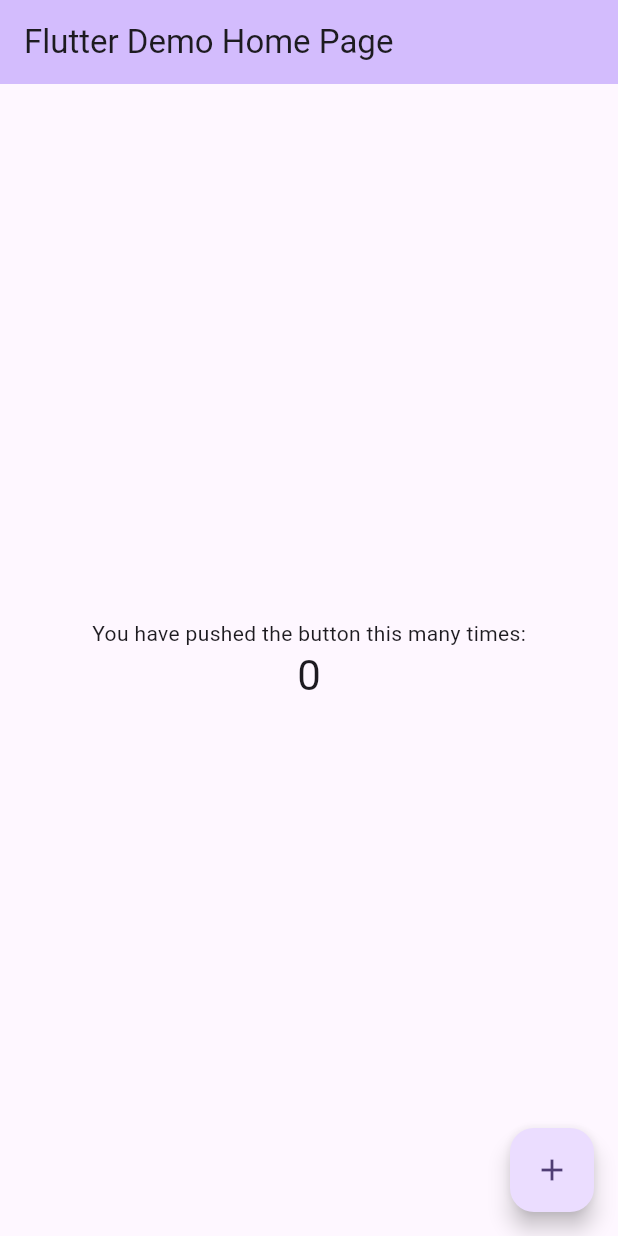
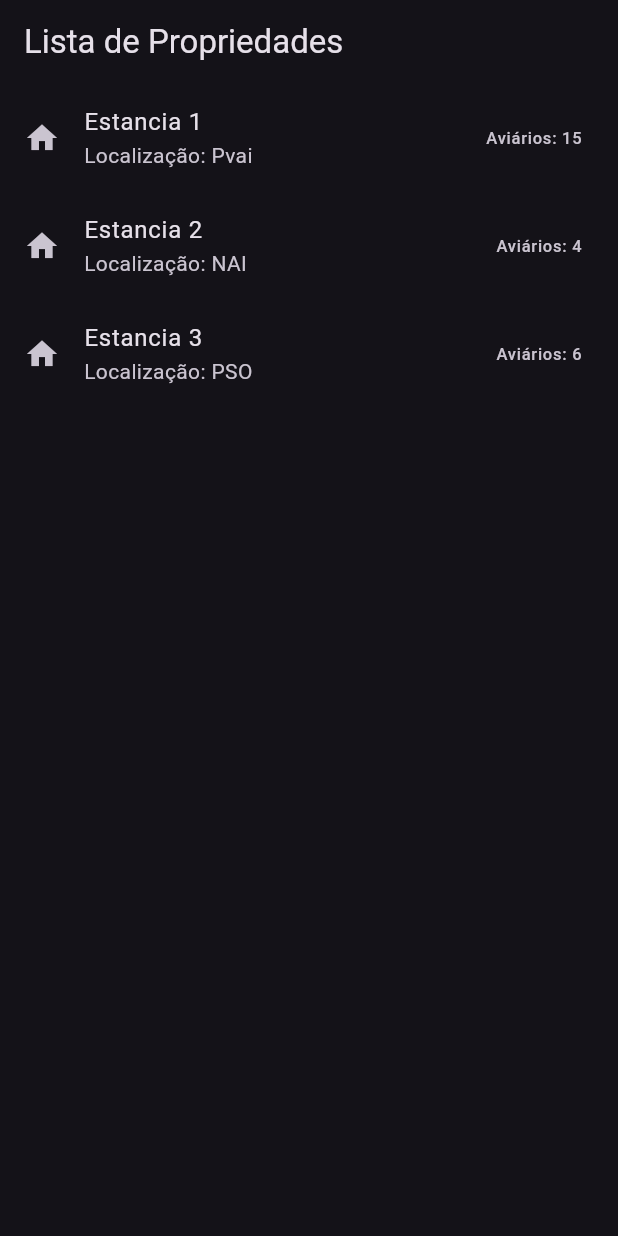
Before and after one commit to EduardoCavazin/projeto-aviario, a Flutter app: the screen it shows after launch, on a phone screen of 412 x 824 dp. Run offline on Flutter 3.47's test engine with Material 3 defaults, Android fonts, the phone set to English and light mode, and no system bars; our stand-ins replace sqflite; accounts and stored records are empty.

Commit message:
Aula 26-09

```diff
--- /dev/null
+++ b/lib/app/aplication/my_app.dart
@@ -0,0 +1,20 @@
+import 'package:flutter/material.dart';
+import 'package:projeto_avirario/widget/cadastro_propriedade.dart';
+import 'package:projeto_avirario/widget/lista_propriedade.dart';
+import 'package:projeto_avirario/widget/routes.dart';
+
+class MyApp extends StatelessWidget {
+  const MyApp({Key? key}) : super(key: key);
+
+  @override
+  Widget build(BuildContext context) {
+    return MaterialApp(
+        title: 'Projeto Aviário',
+        debugShowCheckedModeBanner: false,
+        theme: ThemeData.dark(),
+        routes: {
+          Routes.home:  (context) => ListaPropriedade(),
+          Routes.registerPropety: (context) => CadastroPropriedade(),
+        });
+  }
+}
--- a/lib/main.dart
+++ b/lib/main.dart
@@ -1,125 +1,6 @@
 import 'package:flutter/material.dart';
+import 'package:projeto_avirario/app/aplication/my_app.dart';
 
-void main() {
+void main(){
   runApp(const MyApp());
 }
-
-class MyApp extends StatelessWidget {
-  const MyApp({super.key});
-
-  // This widget is the root of your application.
-  @override
-  Widget build(BuildContext context) {
-    return MaterialApp(
-      title: 'Flutter Demo',
-      theme: ThemeData(
-        // This is the theme of your application.
-        //
-        // TRY THIS: Try running your application with "flutter run". You'll see
-        // the application has a purple toolbar. Then, without quitting the app,
-        // try changing the seedColor in the colorScheme below to Colors.green
-        // and then invoke "hot reload" (save your changes or press the "hot
-        // reload" button in a Flutter-supported IDE, or press "r" if you used
-        // the command line to start the app).
-        //
-        // Notice that the counter didn't reset back to zero; the application
-        // state is not lost during the reload. To reset the state, use hot
-        // restart instead.
-        //
-        // This works for code too, not just values: Most code changes can be
-        // tested with just a hot reload.
-        colorScheme: ColorScheme.fromSeed(seedColor: Colors.deepPurple),
-        useMaterial3: true,
-      ),
-      home: const MyHomePage(title: 'Flutter Demo Home Page'),
-    );
-  }
-}
-
-class MyHomePage extends StatefulWidget {
-  const MyHomePage({super.key, required this.title});
-
-  // This widget is the home page of your application. It is stateful, meaning
-  // that it has a State object (defined below) that contains fields that affect
-  // how it looks.
-
-  // This class is the configuration for the state. It holds the values (in this
-  // case the title) provided by the parent (in this case the App widget) and
-  // used by the build method of the State. Fields in a Widget subclass are
-  // always marked "final".
-
-  final String title;
-
-  @override
-  State<MyHomePage> createState() => _MyHomePageState();
-}
-
-class _MyHomePageState extends State<MyHomePage> {
-  int _counter = 0;
-
-  void _incrementCounter() {
-    setState(() {
-      // This call to setState tells the Flutter framework that something has
-      // changed in this State, which causes it to rerun the build method below
-      // so that the display can reflect the updated values. If we changed
-      // _counter without calling setState(), then the build method would not be
-      // called again, and so nothing would appear to happen.
-      _counter++;
-    });
-  }
-
-  @override
-  Widget build(BuildContext context) {
-    // This method is rerun every time setState is called, for instance as done
-    // by the _incrementCounter method above.
-    //
-    // The Flutter framework has been optimized to make rerunning build methods
-    // fast, so that you can just rebuild anything that needs updating rather
-    // than having to individually change instances of widgets.
-    return Scaffold(
-      appBar: AppBar(
-        // TRY THIS: Try changing the color here to a specific color (to
-        // Colors.amber, perhaps?) and trigger a hot reload to see the AppBar
-        // change color while the other colors stay the same.
-        backgroundColor: Theme.of(context).colorScheme.inversePrimary,
-        // Here we take the value from the MyHomePage object that was created by
-        // the App.build method, and use it to set our appbar title.
-        title: Text(widget.title),
-      ),
-      body: Center(
-        // Center is a layout widget. It takes a single child and positions it
-        // in the middle of the parent.
-        child: Column(
-          // Column is also a layout widget. It takes a list of children and
-          // arranges them vertically. By default, it sizes itself to fit its
-          // children horizontally, and tries to be as tall as its parent.
-          //
-          // Column has various properties to control how it sizes itself and
-          // how it positions its children. Here we use mainAxisAlignment to
-          // center the children vertically; the main axis here is the vertical
-          // axis because Columns are vertical (the cross axis would be
-          // horizontal).
-          //
-          // TRY THIS: Invoke "debug painting" (choose the "Toggle Debug Paint"
-          // action in the IDE, or press "p" in the console), to see the
-          // wireframe for each widget.
-          mainAxisAlignment: MainAxisAlignment.center,
-          children: <Widget>[
-            const Text(
-              'You have pushed the button this many times:',
-            ),
-            Text(
-              '$_counter',
-              style: Theme.of(context).textTheme.headlineMedium,
-            ),
-          ],
-        ),
-      ),
-      floatingActionButton: FloatingActionButton(
-        onPressed: _incrementCounter,
-        tooltip: 'Increment',
-        child: const Icon(Icons.add),
-      ), // This trailing comma makes auto-formatting nicer for build methods.
-    );
-  }
-}
--- /dev/null
+++ b/lib/widget/lista_propriedade.dart
@@ -0,0 +1,56 @@
+import 'package:flutter/material.dart';
+import 'package:projeto_avirario/app/domain/dto/dto_propriedade.dart';
+
+class ListaPropriedade extends StatelessWidget {
+
+  Future<List<DTOPropriedade>> consultar() async {
+    return[
+      DTOPropriedade(nome: 'Estancia 1', localizacao: 'Pvai', qtdAviario: 15),
+      DTOPropriedade(nome: 'Estancia 2', localizacao: 'NAI', qtdAviario: 4),
+      DTOPropriedade(nome: 'Estancia 3', localizacao: 'PSO', qtdAviario: 6),
+    ];
+  }
+
+  Widget createButton(BuildContext context, String route, String text) {
+    return TextButton(
+      onPressed: () => Navigator.pushNamed(context, route),
+      child: Text(text),
+    );
+  }
+
+  @override
+  Widget build(BuildContext context) {
+    return Scaffold(
+      appBar: AppBar(
+        title: Text('Lista de Propriedades'),
+      ),
+      body: FutureBuilder(
+        future: consultar(),
+        builder: (BuildContext context, AsyncSnapshot snapshot) {
+          var dados = snapshot.data;
+
+          if (snapshot.connectionState == ConnectionState.waiting) {
+            return Center(child: CircularProgressIndicator()); // Indicador de carregamento
+          }
+
+          if (!snapshot.hasData || dados == null || dados.isEmpty) {
+            return Center(child: Text('Nenhum dado encontrado'));
+          } else {
+            return ListView.builder(
+              itemCount: dados.length,
+              itemBuilder: (context, index) {
+                var propriedade = dados[index];
+                return ListTile(
+                  leading: Icon(Icons.home),
+                  title: Text(propriedade.nome),
+                  subtitle: Text('Localização: ${propriedade.localizacao}'),
+                  trailing: Text('Aviários: ${propriedade.qtdAviario}'),
+                );
+              },
+            );
+          }
+        },
+      ),
+    );
+  }
+}
--- /dev/null
+++ b/lib/widget/routes.dart
@@ -0,0 +1,5 @@
+class Routes{
+  static const String home = '/';
+  static const String list = 'list';
+  static const String registerPropety = 'regiser';
+}
```
Also changed, not shown: lib/app/database/sqlite/dao_lote.dart (+39 -15 lines), lib/widget/cadastro_propriedade.dart (added, +9 -0 lines).
